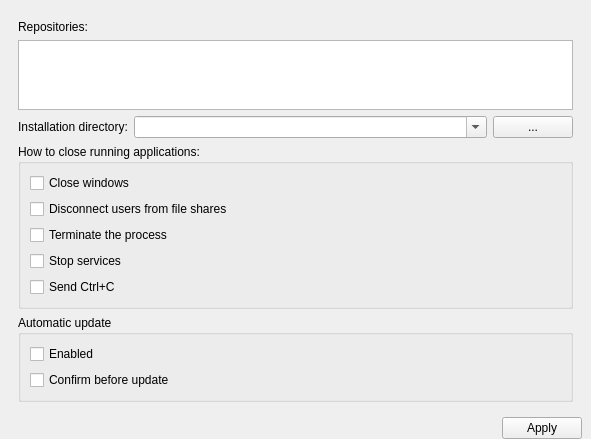
First picture: the form in npackdg/src/settingsframe.ui, repository npackd/npackd-cpp, before the edit.
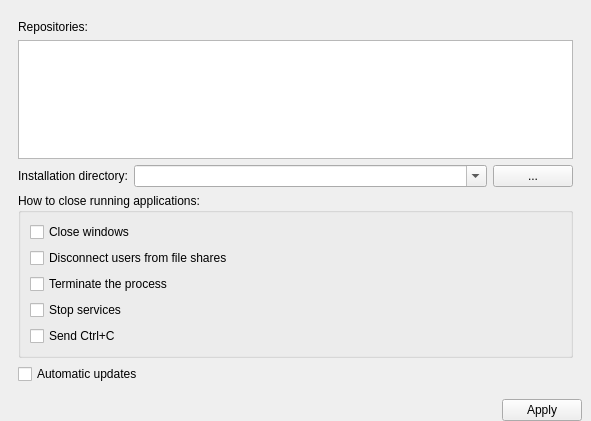
Second picture: the form after the edit.

Commit message: simple automatic updates (completed)

```diff
--- a/npackdg/src/settingsframe.ui
+++ b/npackdg/src/settingsframe.ui
@@ -186,26 +186,13 @@
        </widget>
       </item>
       <item>
-       <widget class="QGroupBox" name="groupBox_2">
-        <property name="title">
-         <string>Automatic update</string>
+       <widget class="QCheckBox" name="checkBoxAutomaticUpdates">
+        <property name="toolTip">
+         <string>enables daily search and notification about existing updates</string>
         </property>
-        <layout class="QVBoxLayout" name="verticalLayout_4">
-         <item>
-          <widget class="QCheckBox" name="checkBox">
-           <property name="text">
-            <string>Enabled</string>
-           </property>
-          </widget>
-         </item>
-         <item>
-          <widget class="QCheckBox" name="checkBox_2">
-           <property name="text">
-            <string>Confirm before update</string>
-           </property>
-          </widget>
-         </item>
-        </layout>
+        <property name="text">
+         <string>Automatic updates</string>
+        </property>
        </widget>
       </item>
      </layout>
```
The commit also changes 7 other files.
